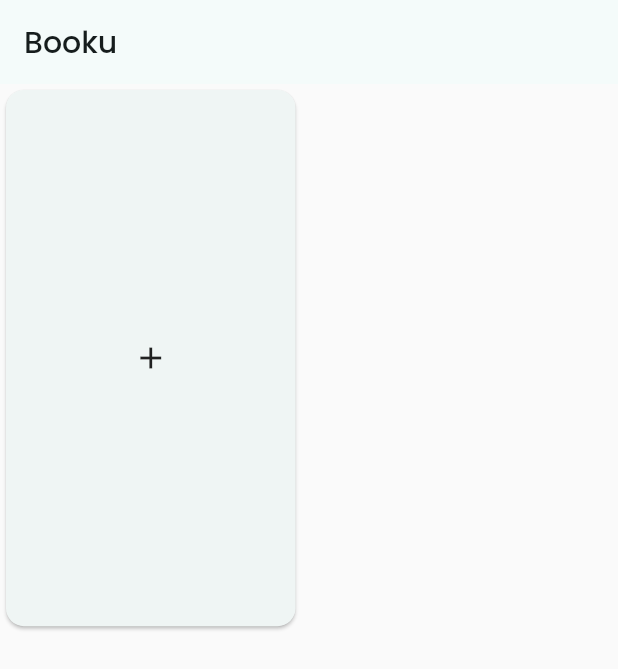
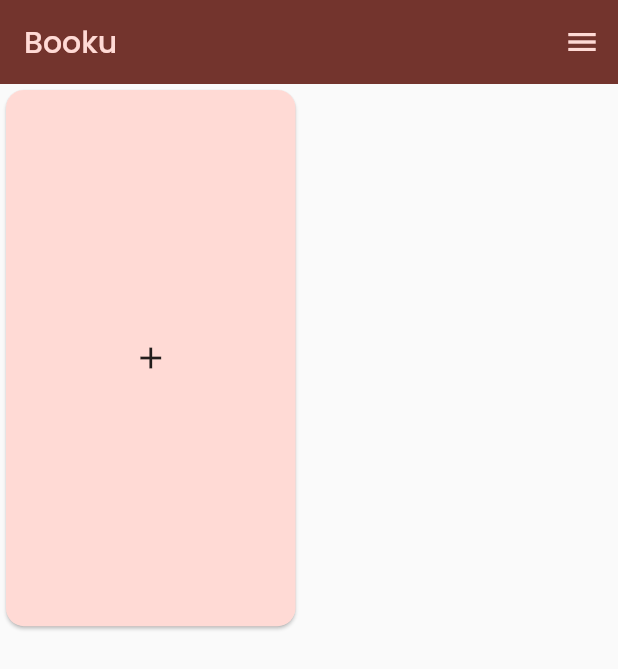
Before and after one commit to ilhanaquib/booku, a Flutter app: the screen it shows after launch, on a phone screen of 412 x 824 dp. Shown: the top 669 px of the screen. Run offline on Flutter 3.47's test engine with Material 2 defaults, Android fonts, the light colour scheme and no system bars; our stand-ins replace google_fonts, image_picker, permission_handler, sqflite; accounts and stored records are empty.

Commit message:
added the ability to change theme, version code changed to 2

```diff
--- a/lib/main.dart
+++ b/lib/main.dart
@@ -2,10 +2,14 @@ import 'package:booku/pages/books_page.dart';
 import 'package:flutter/material.dart';
 import 'package:google_fonts/google_fonts.dart';
 import 'package:permission_handler/permission_handler.dart';
+import 'package:provider/provider.dart';
+import 'package:booku/themes/theme_provider.dart';
 
 void main() {
   WidgetsFlutterBinding.ensureInitialized();
-  runApp(const MyApp());
+  runApp(ChangeNotifierProvider(
+    create:(_) => ThemeProvider(),
+    child: const MyApp()));
 }
 
 class MyApp extends StatefulWidget {
@@ -32,13 +36,7 @@ class _MyAppState extends State<MyApp> {
   @override
   Widget build(BuildContext context) {
     return MaterialApp(
-      theme: ThemeData().copyWith(
-        useMaterial3: true,
-        colorScheme: ColorScheme.fromSeed(
-          seedColor: const Color.fromARGB(214, 106, 247, 247),
-        ),
-        textTheme: GoogleFonts.poppinsTextTheme(),
-      ),
+      theme: Provider.of<ThemeProvider>(context).selectedTheme,
       home: const Books(),
     );
   }
--- a/lib/pages/books_page.dart
+++ b/lib/pages/books_page.dart
@@ -5,6 +5,7 @@ import 'package:flutter/material.dart';
 import 'package:booku/models/books_model.dart';
 import 'package:booku/database_helper.dart';
 import 'edit_book.dart';
+import 'package:booku/themes/theme_selection.dart';
 
 class Books extends StatefulWidget {
   const Books({
@@ -16,6 +17,7 @@ class Books extends StatefulWidget {
 }
 
 class _BooksState extends State<Books> {
+  final GlobalKey<ScaffoldState> _scaffoldKey = GlobalKey<ScaffoldState>();
   @override
   void initState() {
     super.initState();
@@ -49,7 +51,7 @@ class _BooksState extends State<Books> {
     });
   }
 
-    void _editBook(Book book) async {
+  void _editBook(Book book) async {
     DatabaseHelper dbHelper = DatabaseHelper.instance;
     await dbHelper.update(book);
     setState(() {
@@ -57,13 +59,23 @@ class _BooksState extends State<Books> {
     });
   }
 
-
   void _openEditBookOverlay(Book book) {
     showModalBottomSheet(
         isScrollControlled: true,
         context: context,
         useSafeArea: true,
-        builder: (context) =>  EditBook(book: book,));
+        builder: (context) => EditBook(
+              book: book,
+            ));
+  }
+
+  void _openThemesSelect() {
+    Navigator.push(
+      context,
+      MaterialPageRoute(
+        builder: (context) => ThemeSelectionScreen(),
+      ),
+    );
   }
 
   @override
@@ -77,11 +89,40 @@ class _BooksState extends State<Books> {
     );
 
     return Scaffold(
+      key: _scaffoldKey,
       appBar: AppBar(
         title: const Text('Booku'),
+        actions: [
+          IconButton(
+            icon: const Icon(Icons.menu),
+            onPressed: () {
+              _scaffoldKey.currentState?.openEndDrawer();
+            },
+          ),
+        ],
       ),
       body: Column(
-        children: [Expanded(child: mainContent)],
+        children: [
+          Expanded(child: mainContent),
+        ],
+      ),
+      endDrawer: Drawer(
+        child: ListView(
+          padding: EdgeInsets.zero,
+          children: [
+            const DrawerHeader(
+              child: Text(
+                'Settings',
+                style: TextStyle(
+                  color: Colors.black,
+                  fontSize: 24,
+                  fontWeight: FontWeight.bold
+                ),
+              ),
+            ),
+            ListTile(title: const Text('Themes'), onTap: _openThemesSelect),
+          ],
+        ),
       ),
     );
   }
--- /dev/null
+++ b/lib/themes/theme_provider.dart
@@ -0,0 +1,13 @@
+import 'package:flutter/material.dart';
+import 'themes.dart';
+
+class ThemeProvider extends ChangeNotifier {
+  ThemeData _selectedTheme = redTheme;
+
+  ThemeData get selectedTheme => _selectedTheme;
+
+  void setTheme(ThemeData theme) {
+    _selectedTheme = theme;
+    notifyListeners();
+  }
+}
--- a/pubspec.yaml
+++ b/pubspec.yaml
@@ -16,7 +16,7 @@ publish_to: 'none' # Remove this line if you wish to publish to pub.dev
 # https://developer.apple.com/library/archive/documentation/General/Reference/InfoPlistKeyReference/Articles/CoreFoundationKeys.html
 # In Windows, build-name is used as the major, minor, and patch parts
 # of the product and file versions while build-number is used as the build suffix.
-version: 1.0.0+1
+version: 1.1.0+2
 
 environment:
   sdk: '>=3.0.5 <4.0.0'
@@ -43,6 +43,7 @@ dependencies:
   uuid: ^3.0.7
   path: ^1.8.3
   permission_handler: ^10.4.1
+  provider: ^6.0.5
 
 dev_dependencies:
   flutter_test:
```
Also changed, not shown: lib/book_item.dart (+43 -32 lines), lib/themes/theme_selection.dart (added, +59 -0 lines), lib/themes/themes.dart (added, +95 -0 lines), pubspec.lock, 1 other file.
